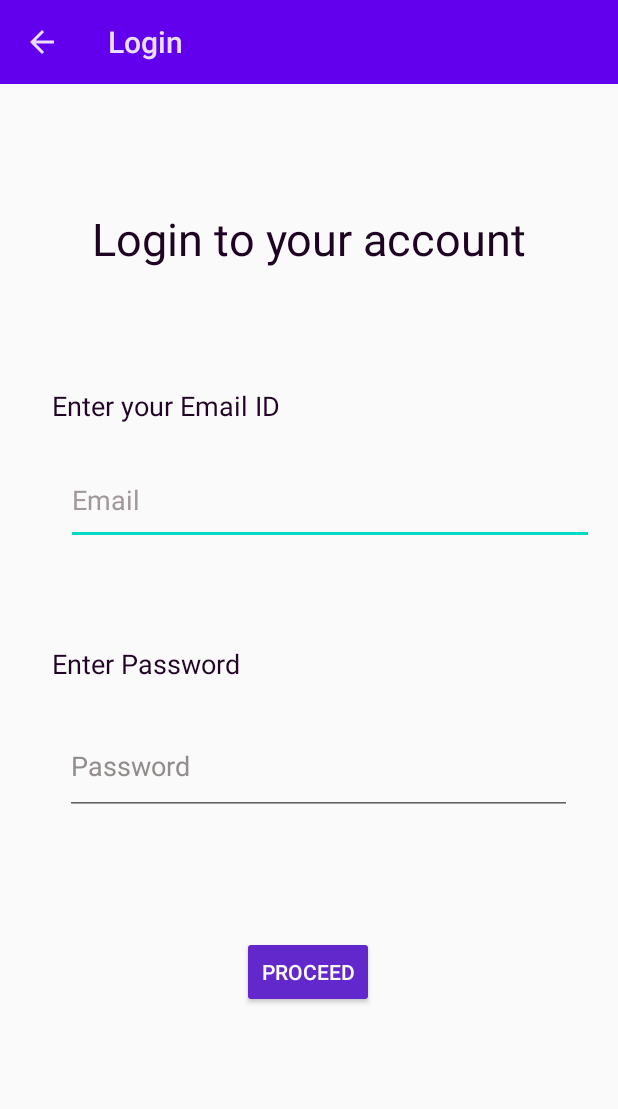
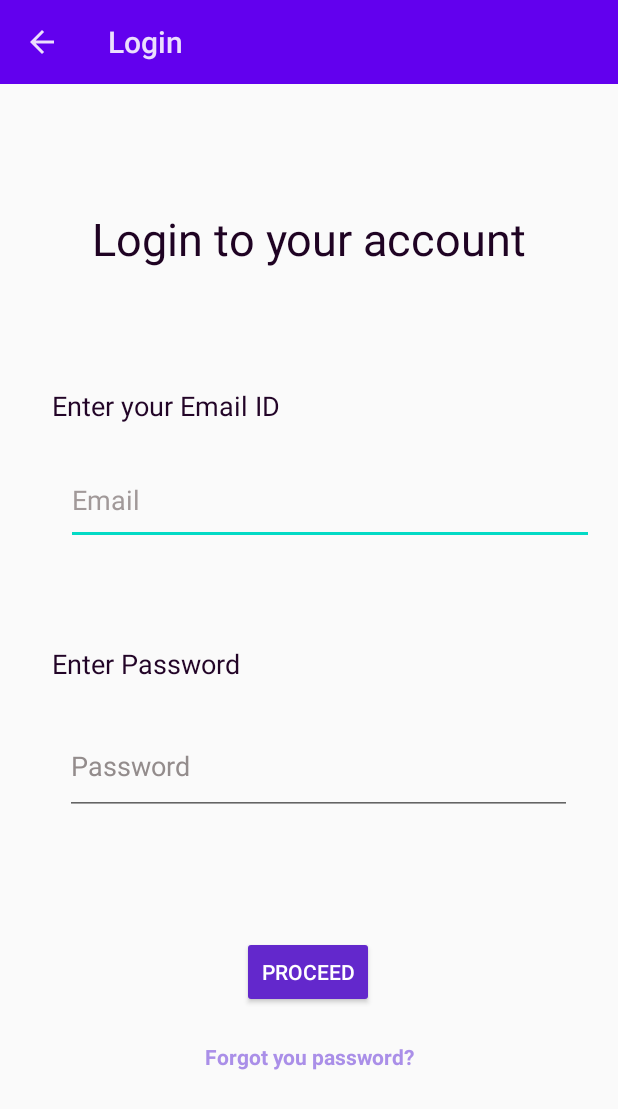
Before and after one commit to veeramika/Texta-FirebaseChatApp, an Android app: the LoginActivity screen opened directly, with no data from a screen before it, on a phone screen of 412 x 824 dp. Shown: the top 1109 px of the screen. Run offline under Robolectric (Android 15) with nearby library versions, the phone set to English and light mode, and no system bars; our stand-ins replace Firebase (no records; nobody signed in at launch, a user with empty details on screens opened directly); Roboto replaces fonts that are not available here.

Commit message:
Password recovery through email, added ChatList format to DB

```diff
--- a/app/build.gradle
+++ b/app/build.gradle
@@ -45,5 +45,6 @@ dependencies {
     implementation 'com.google.android.material:material:1.0.0-alpha3'
     implementation 'androidx.cardview:cardview:1.0.0-alpha3'
     implementation 'androidx.appcompat:appcompat:1.0.0'
+    implementation 'com.android.support:cardview-v7:28.0.0'
 
 }
--- a/app/src/main/java/com/rashmiappd/texta/LoginActivity.java
+++ b/app/src/main/java/com/rashmiappd/texta/LoginActivity.java
@@ -24,7 +24,7 @@ public class LoginActivity extends AppCompatActivity {
     private EditText mPassword;
     private FirebaseAuth mAuth;
     private Toolbar mRegToolbar;
-    private TextView forgotPassword;
+    private TextView forgot_password;
 
     @Override
     protected void onCreate(Bundle savedInstanceState) {
@@ -41,7 +41,15 @@ public class LoginActivity extends AppCompatActivity {
         mEmailID = findViewById(R.id.login_emailID);
         mPassword = findViewById(R.id.login_PasswordID);
         mProceedLogin = findViewById(R.id.LoginProceedBtnID);
-        //forgot_password = findViewById(R.id.);
+        forgot_password = findViewById(R.id.forgot_password);
+
+        forgot_password.setOnClickListener(new View.OnClickListener() {
+            @Override
+            public void onClick(View view) {
+                Toast.makeText(LoginActivity.this,"Directing to reset",Toast.LENGTH_SHORT).show();
+                startActivity(new Intent(LoginActivity.this, ResetPasswordActivity.class));
+            }
+        });
 
         mProceedLogin.setOnClickListener(new View.OnClickListener() {
             @Override
--- a/app/src/main/res/layout/activity_login.xml
+++ b/app/src/main/res/layout/activity_login.xml
@@ -105,4 +105,20 @@
         app:layout_constraintStart_toStartOf="parent"
         app:layout_constraintTop_toBottomOf="@+id/login_PasswordID"
         app:layout_constraintVertical_bias="0.348" />
+
+    <TextView
+        android:id="@+id/forgot_password"
+        android:layout_width="141dp"
+        android:layout_height="34dp"
+        android:layout_gravity="end"
+        android:gravity="center"
+        android:text="Forgot you password?"
+        android:textColor="#AA8FE8"
+        android:textStyle="bold"
+        app:layout_constraintBottom_toBottomOf="parent"
+        app:layout_constraintEnd_toEndOf="parent"
+        app:layout_constraintStart_toStartOf="parent"
+        app:layout_constraintTop_toBottomOf="@+id/login_PasswordID"
+        app:layout_constraintVertical_bias="0.584" />
+
 </androidx.constraintlayout.widget.ConstraintLayout>
```
Also changed, not shown: app/src/main/AndroidManifest.xml (+8 -5 lines), app/src/main/java/com/rashmiappd/texta/Fragments/ChatsFragment.java (+59 -2 lines), app/src/main/java/com/rashmiappd/texta/MessageActivity.java (+20 -0 lines), app/src/main/java/com/rashmiappd/texta/Model/Chatlist.java (added, +21 -0 lines), app/src/main/java/com/rashmiappd/texta/ResetPasswordActivity.java (added, +65 -0 lines), app/src/main/res/layout/activity_reset_password.xml (added, +38 -0 lines).
